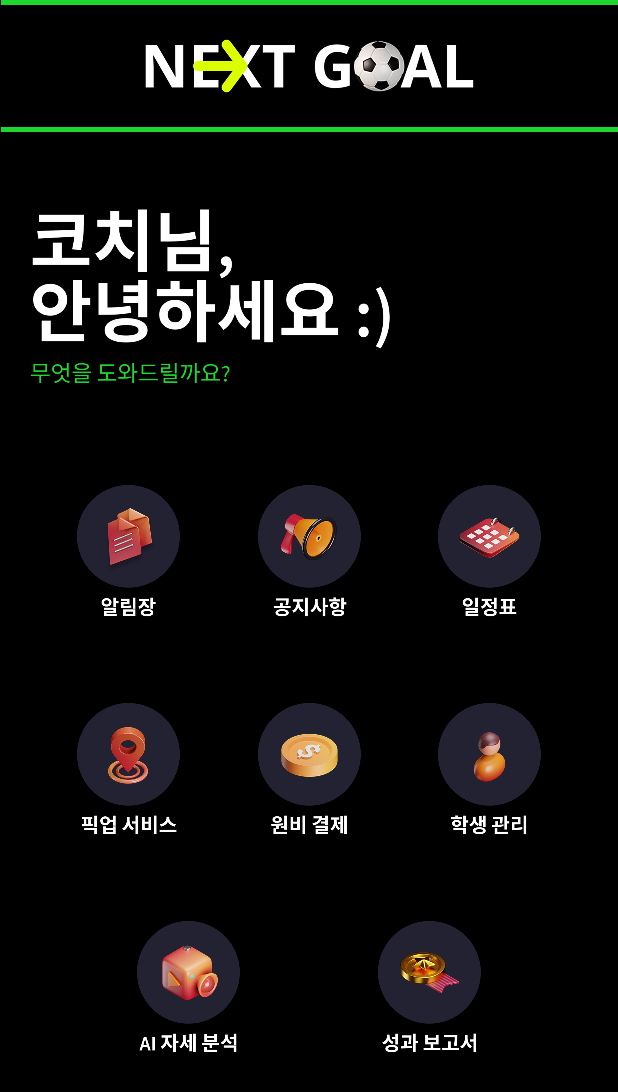
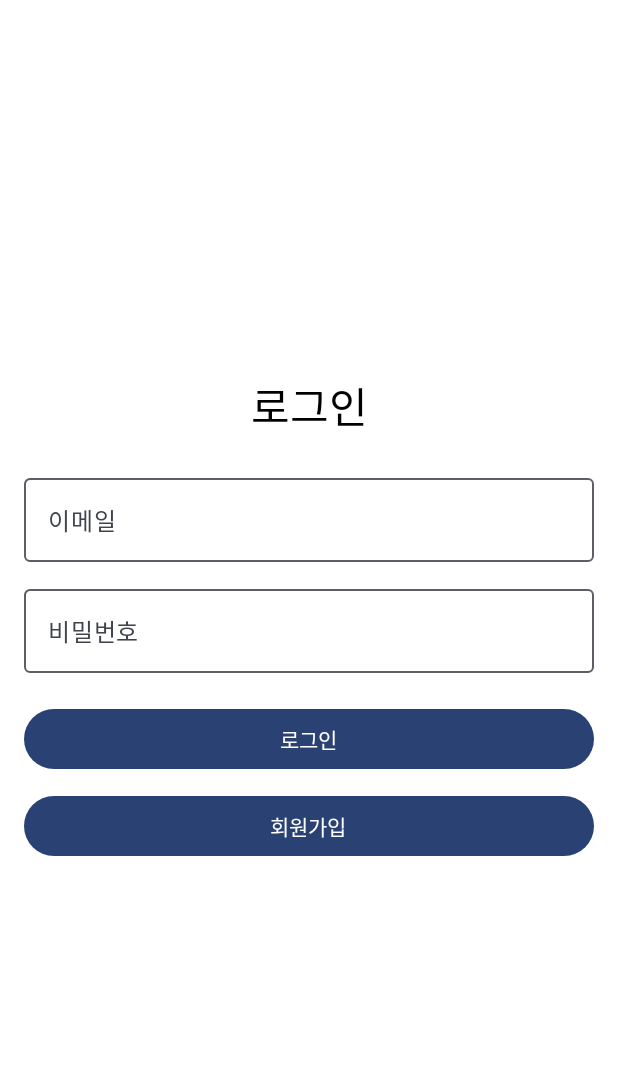
Before and after one commit to gaa333/CV2Project, an Android app built with Jetpack Compose: the screen it shows after launch (MainActivity), on a phone screen of 412 x 824 dp. Shown: the top 1092 px of the screen. Run offline under Robolectric (Android 15) with nearby library versions, the phone set to English and light mode, and no system bars; our stand-ins replace Firebase (no records; nobody signed in at launch, a user with empty details on screens opened directly), accompanist; libraries missing offline, so code that uses them is left out: androidx.camera.core, androidx.camera.lifecycle, androidx.camera.video, androidx.camera.view, com.google.accompanist.navigation and 1 more.

Commit message:
회원가입, 로그인, 로그아웃 기능 추가 자동 로그인 기능 추가 예정

```diff
--- /dev/null
+++ b/app/src/main/java/com/example/cv2project/LoginScreen.kt
@@ -0,0 +1,96 @@
+package com.example.cv2project
+
+import androidx.compose.foundation.background
+import androidx.compose.foundation.layout.*
+import androidx.compose.foundation.text.KeyboardOptions
+import androidx.compose.material3.*
+import androidx.compose.runtime.*
+import androidx.compose.ui.Alignment
+import androidx.compose.ui.Modifier
+import androidx.compose.ui.graphics.Color
+import androidx.compose.ui.platform.LocalContext
+import androidx.compose.ui.text.input.ImeAction
+import androidx.compose.ui.text.input.KeyboardType
+import androidx.compose.ui.unit.dp
+import androidx.navigation.NavController
+import com.example.cv2project.auth.AuthManager
+import kotlinx.coroutines.launch
+
+@Composable
+fun LoginScreen(navController: NavController, authManager: AuthManager) {
+    val context = LocalContext.current
+    val coroutineScope = rememberCoroutineScope()
+
+    var email by remember { mutableStateOf("") }
+    var password by remember { mutableStateOf("") }
+    var errorMessage by remember { mutableStateOf<String?>(null) }
+
+    Column(
+        modifier = Modifier
+            .fillMaxSize()
+            .background(Color.White)
+            .padding(16.dp),
+        horizontalAlignment = Alignment.CenterHorizontally,
+        verticalArrangement = Arrangement.Center
+    ) {
+        Text("로그인", style = MaterialTheme.typography.headlineMedium)
+
+        Spacer(modifier = Modifier.height(20.dp))
+
+        OutlinedTextField(
+            value = email,
+            onValueChange = { email = it },
+            label = { Text("이메일") },
+            keyboardOptions = KeyboardOptions(
+                keyboardType = KeyboardType.Email,
+                imeAction = ImeAction.Next
+            ),
+            modifier = Modifier.fillMaxWidth()
+        )
+
+        Spacer(modifier = Modifier.height(10.dp))
+
+        OutlinedTextField(
+            value = password,
+            onValueChange = { password = it },
+            label = { Text("비밀번호") },
+            keyboardOptions = KeyboardOptions(
+                keyboardType = KeyboardType.Password,
+                imeAction = ImeAction.Done
+            ),
+            modifier = Modifier.fillMaxWidth()
+        )
+
+        Spacer(modifier = Modifier.height(20.dp))
+
+        errorMessage?.let {
+            Text(text = it, color = Color.Red)
+            Spacer(modifier = Modifier.height(10.dp))
+        }
+
+        Button(
+            onClick = {
+                coroutineScope.launch {
+                    val user = authManager.login(email, password)
+                    if (user != null) {
+                        navController.navigate("main") // 로그인 성공 시 메인 화면으로 이동
+                    } else {
+                        errorMessage = "로그인 실패! 이메일 또는 비밀번호를 확인하세요."
+                    }
+                }
+            },
+            modifier = Modifier.fillMaxWidth()
+        ) {
+            Text("로그인")
+        }
+
+        Spacer(modifier = Modifier.height(10.dp))
+
+        Button(
+            onClick = { navController.navigate("signup") }, // 회원가입 화면 이동
+            modifier = Modifier.fillMaxWidth()
+        ) {
+            Text("회원가입")
+        }
+    }
+}
--- a/app/src/main/java/com/example/cv2project/MainActivity.kt
+++ b/app/src/main/java/com/example/cv2project/MainActivity.kt
@@ -127,6 +127,7 @@ import androidx.compose.foundation.Canvas
 import androidx.navigation.NavController
 import androidx.navigation.NavType
 import androidx.navigation.navArgument
+import com.example.cv2project.auth.AuthManager
 import com.example.cv2project.preferences.AnnouncementPreferences
 import com.example.cv2project.preferences.CommentPreferences
 import com.example.cv2project.preferences.NoticePreferences
@@ -154,17 +155,19 @@ fun MyApp() {
     val noticePrefs = remember { NoticePreferences(context) }
     val commentPrefs = remember { CommentPreferences(context) }
     val announcementPrefs = remember { AnnouncementPreferences(context) }
-
+    val authManager = remember { AuthManager() }
 
     AnimatedNavHost(
         navController = navController,
-        startDestination = "main",
+        startDestination = "login",
         enterTransition = { fadeIn(animationSpec = tween(0)) },
         exitTransition = { fadeOut(animationSpec = tween(0)) },
         popEnterTransition = { fadeIn(animationSpec = tween(0)) },
         popExitTransition = { fadeOut(animationSpec = tween(0)) }
     ) {
-        composable("main") { MainScreen(navController) }
+        composable("login") { LoginScreen(navController, authManager) }
+        composable("signup") { SignUpScreen(navController, authManager) }
+        composable("main") { MainScreen(navController, authManager) }
         composable("poseAnalysis") { PoseAnalysisScreen(navController) }
         composable("notice") { NoticeScreen(navController) }
         composable("announcement") { AnnouncementScreen(navController) }
@@ -301,7 +304,7 @@ fun MyApp() {
 }
 
 @Composable
-fun MainScreen(navController: NavHostController) {
+fun MainScreen(navController: NavHostController, authManager: AuthManager) {
     Column(
         modifier = Modifier
             .padding(WindowInsets.statusBars.only(WindowInsetsSides.Top).asPaddingValues())
@@ -309,10 +312,24 @@ fun MainScreen(navController: NavHostController) {
         verticalArrangement = Arrangement.Top,
         horizontalAlignment = Alignment.CenterHorizontally,
     ) {
-        Image(
-            painter = painterResource(id = R.drawable.nextgoal),
-            contentDescription = "앱로고"
-        )
+        Box() {
+            Image(
+                painter = painterResource(id = R.drawable.nextgoal),
+                contentDescription = "앱로고"
+            )
+            Image(
+                painter = painterResource(R.drawable.red),
+                contentDescription = null,
+                modifier = Modifier
+                    .size(50.dp)
+                    .clickable {
+                        authManager.logout()
+                        navController.navigate("login") {
+                            popUpTo("main") { inclusive = true } // 메인 화면을 스택에서 제거하고 로그인 화면으로 이동
+                        }
+                    }
+            )
+        }
         Spacer(modifier = Modifier.height(30.dp))
         Column(
             modifier = Modifier
```
Also changed, not shown: app/src/main/java/com/example/cv2project/SignUpScreen.kt (added, +101 -0 lines), app/src/main/java/com/example/cv2project/auth/AuthManager.kt (added, +39 -0 lines).
